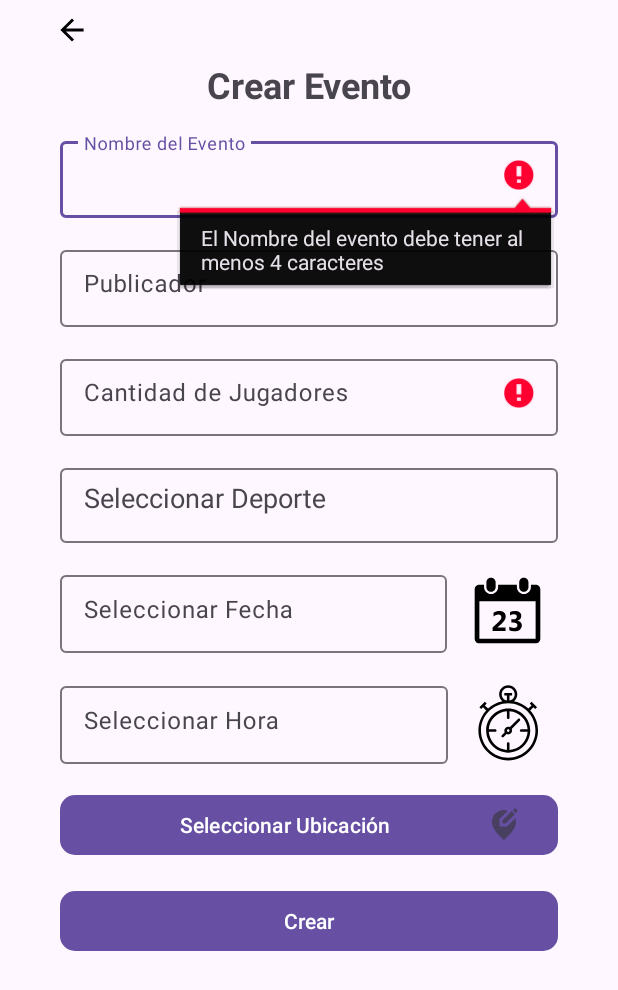
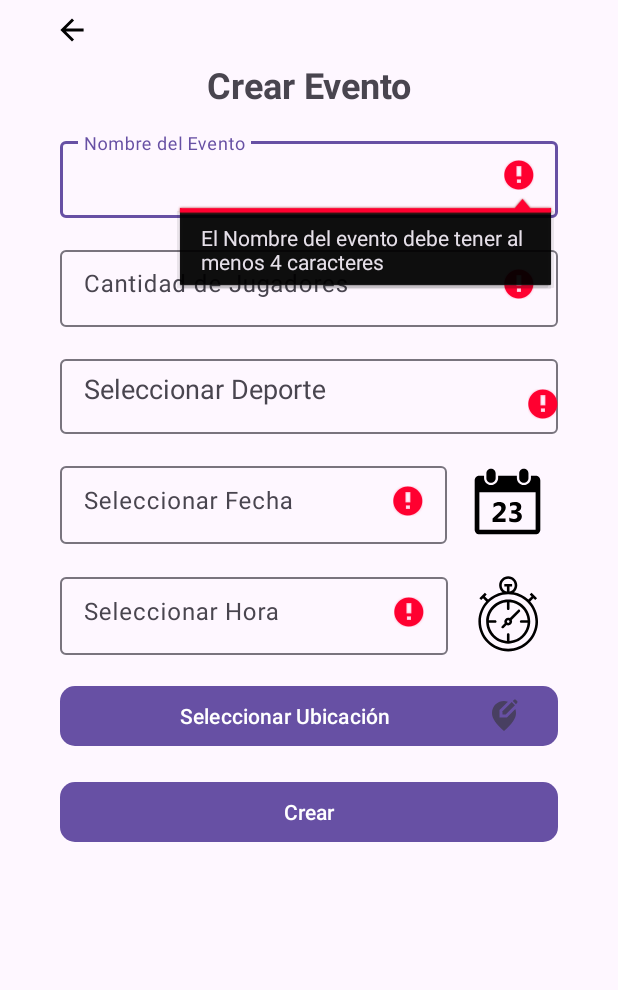
Before and after one commit to RodrigoPersoglia/PlayNow, an Android app: the PublisherMain screen opened directly, with no data from a screen before it, after a tap on "Crear", on a phone screen of 412 x 824 dp. Shown: the top 990 px of the screen. Run offline under Robolectric (Android 15) with nearby library versions, the phone set to English and light mode, and no system bars; our stand-ins replace Firebase (no records; nobody signed in at launch, a user with empty details on screens opened directly); 2 other taps on this screen came first.

```diff
--- a/app/src/main/java/com/example/test1/PublisherMain.java
+++ b/app/src/main/java/com/example/test1/PublisherMain.java
@@ -5,6 +5,7 @@ import android.app.TimePickerDialog;
 import android.content.Context;
 import android.content.Intent;
 import android.os.Bundle;
+import android.os.Handler;
 import android.view.View;
 import android.view.inputmethod.InputMethodManager;
 import android.widget.ArrayAdapter;
@@ -41,7 +42,7 @@ import java.util.UUID;
 public class PublisherMain extends AppCompatActivity implements LocationSelectionListener {
     private Button createEventButton,logout_btn,back_btn;
     private LinearLayout publisherLayout,createEventLayout;
-    EditText nombreEventoEditText, publicadorEditText, quantityEditText, dateCalendarEditText, timeEventEditText;
+    EditText nombreEventoEditText, quantityEditText, dateCalendarEditText, timeEventEditText;
     AutoCompleteTextView sportsEventAutoComplete;
     private LatLng selectedLocation;
     private boolean locationSelected = false;
@@ -169,7 +170,6 @@ public class PublisherMain extends AppCompatActivity implements LocationSelectio
             Button saveEventButton = otroLayout.findViewById(R.id.search_event_btn);
             saveEventButton.setOnClickListener(saveEventView -> {
                 nombreEventoEditText = otroLayout.findViewById(R.id.txt_nombreEvent);
-                publicadorEditText = otroLayout.findViewById(R.id.txt_publicadorEvent);
                 quantityEditText = otroLayout.findViewById(R.id.radio_txt);
                 dateCalendarEditText = otroLayout.findViewById(R.id.date_CalendarEvent);
                 timeEventEditText = otroLayout.findViewById(R.id.time_Event);
@@ -179,7 +179,6 @@ public class PublisherMain extends AppCompatActivity implements LocationSelectio
                 String sportsEvent = sportsEventAutoComplete.getText().toString();
 
                 if (Validations(nameEvent, quantityEvent, sportsEvent, selectedDate, selectedTimeMinutes, selectedLocation)) {
-                    // creo el objeto Date para la hora seleccionada
                     Calendar calendarTime = Calendar.getInstance();
                     calendarTime.set(Calendar.HOUR_OF_DAY, selectedTimeMinutes / 60); // hora
                     calendarTime.set(Calendar.MINUTE, selectedTimeMinutes % 60); // minutos
@@ -212,16 +211,26 @@ public class PublisherMain extends AppCompatActivity implements LocationSelectio
 
         if (sportsEvent.trim().isEmpty()) {
             result = false;
-            Toast.makeText(PublisherMain.this, "Debes seleccionar un Deporte antes de crear el evento", Toast.LENGTH_SHORT).show();
+            sportsEventAutoComplete.setError("Debes seleccionar un Deporte antes de crear el evento");
         }
+        else {
+            sportsEventAutoComplete.setError(null);
+        }
+
         if (dateEvent == null) {
             result = false;
-            Toast.makeText(PublisherMain.this, "Debes seleccionar una Fecha antes de crear el evento", Toast.LENGTH_SHORT).show();
+            dateCalendarEditText.setError("Debes seleccionar una Fecha antes de crear el evento");
+        }
+        else {
+            dateCalendarEditText.setError(null);
         }
 
         if (timeEventMinutes < 0) {
             result = false;
-            Toast.makeText(PublisherMain.this, "Debes seleccionar una Hora antes de crear el evento", Toast.LENGTH_SHORT).show();
+            timeEventEditText.setError("Debes seleccionar una Hora antes de crear el evento");
+        }
+        else {
+            timeEventEditText.setError(null);
         }
         if (selectedLocation == null) {
             result = false;
@@ -264,8 +273,15 @@ public class PublisherMain extends AppCompatActivity implements LocationSelectio
 
     private void LogOut(){
         mAuth.signOut();
-        finish();
-        startActivity(new Intent(PublisherMain.this, MainActivity.class));
+        int delay = 2000;
+        new Handler().postDelayed(new Runnable() {
+            @Override
+            public void run() {
+                finish();
+                startActivity(new Intent(PublisherMain.this, MainActivity.class));
+            }
+        }, delay);
+
     }
 
     private void Back(){
--- a/app/src/main/res/layout/create_event.xml
+++ b/app/src/main/res/layout/create_event.xml
@@ -50,22 +50,6 @@
         android:layout_marginBottom="16dp">
         <EditText
             android:id="@+id/txt_nombreEvent"
-            android:layout_width="match_parent"
-            android:layout_height="wrap_content"
-            android:ems="10"
-            android:inputType="textPersonName"
-            android:paddingTop="12dp" />
-    </com.google.android.material.textfield.TextInputLayout>
-
-    <com.google.android.material.textfield.TextInputLayout
-        android:layout_width="match_parent"
-        android:layout_height="wrap_content"
-        android:hint="Publicador"
-        android:layout_marginStart="24dp"
-        android:layout_marginEnd="24dp"
-        android:layout_marginBottom="16dp">
-        <EditText
-            android:id="@+id/txt_publicadorEvent"
             android:layout_width="match_parent"
             android:layout_height="wrap_content"
             android:ems="10"
```
Also changed, not shown: app/src/main/java/com/example/test1/MainActivity.java (+26 -5 lines), app/src/main/java/com/example/test1/SubscriberMain.java (+9 -2 lines).
